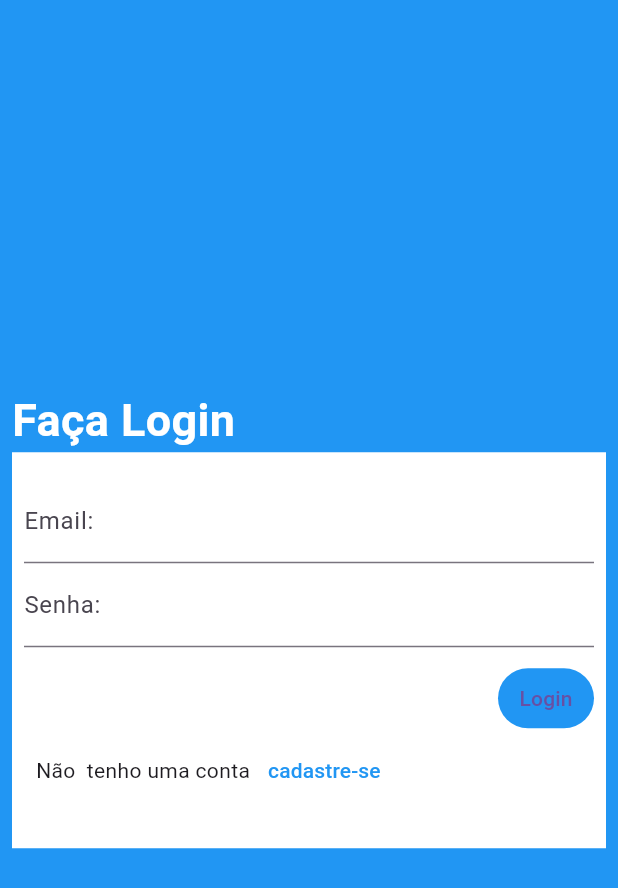
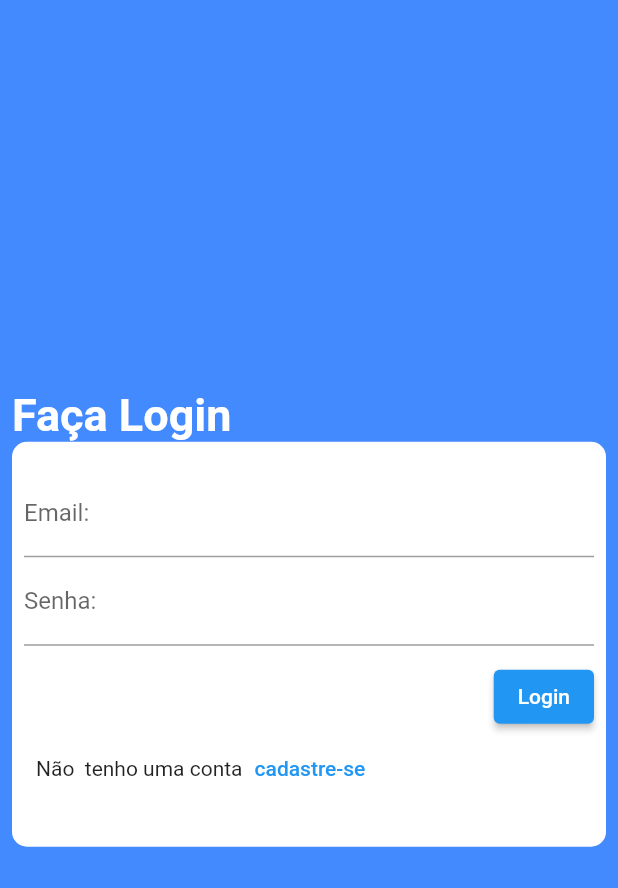
Before and after one commit to prinako/crescimento_infantil, a Flutter app: the screen it shows after launch, on a phone screen of 412 x 824 dp. Shown: the top 888 px of the screen. Run offline on Flutter 3.47's test engine with Material 2 defaults, Android fonts, the phone set to English and light mode, and no system bars.

Commit message:
loing tela

```diff
--- a/lib/app/myapp.dart
+++ b/lib/app/myapp.dart
@@ -13,9 +13,19 @@ class MyApp extends StatelessWidget {
             'Ferramentas de avaliação do crescimento e desenvolvimento infantil',
         theme: ThemeData(
           primarySwatch: Colors.blue,
-          primaryColor: Colors.blue,
-          useMaterial3: true,
+          primaryColor: Colors.blueAccent,
+          // colorScheme: ColorScheme.fromSwatch(
+          //     primarySwatch: Colors.blue,
+          //     primaryColorDark: Colors.blueAccent,
+          //     errorColor: Colors.red,
+          //     accentColor: Colors.orange,
+          //     cardColor: Colors.white,
+          //     backgroundColor: Colors.red
+          // brightness: Brightness.dark,
+          // ),
+          // useMaterial3: true,
         ),
+        // themeMode: ThemeMode.system,
         home: const Login()
         //  const MyHomePage(title: 'Flutter Demo Home Page'),
         );
--- a/lib/telas/login.dart
+++ b/lib/telas/login.dart
@@ -23,11 +23,14 @@ class Login extends StatelessWidget {
                 ),
               ),
               Container(
+                decoration: const BoxDecoration(
+                  color: Colors.white,
+                  borderRadius: BorderRadius.all(Radius.circular(10)),
+                ),
                 padding: const EdgeInsets.only(
                   top: 10,
                   bottom: 20,
                 ),
-                color: Colors.white,
                 child: Padding(
                   padding: const EdgeInsets.all(8.0),
                   child: Column(
@@ -48,11 +51,11 @@ class Login extends StatelessWidget {
                       const SizedBox(
                         height: 10,
                       ),
-                      TextButton(
-                        style: ButtonStyle(
-                          backgroundColor: MaterialStateProperty.all<Color>(
-                              Theme.of(context).primaryColor),
-                        ),
+                      ElevatedButton(
+                        // style: ButtonStyle(
+                        //   backgroundColor: MaterialStateProperty.all<Color>(
+                        //       Theme.of(context).primaryColor),
+                        // ),
                         onPressed: () => {},
                         child: const Text("Login"),
                       ),
```
